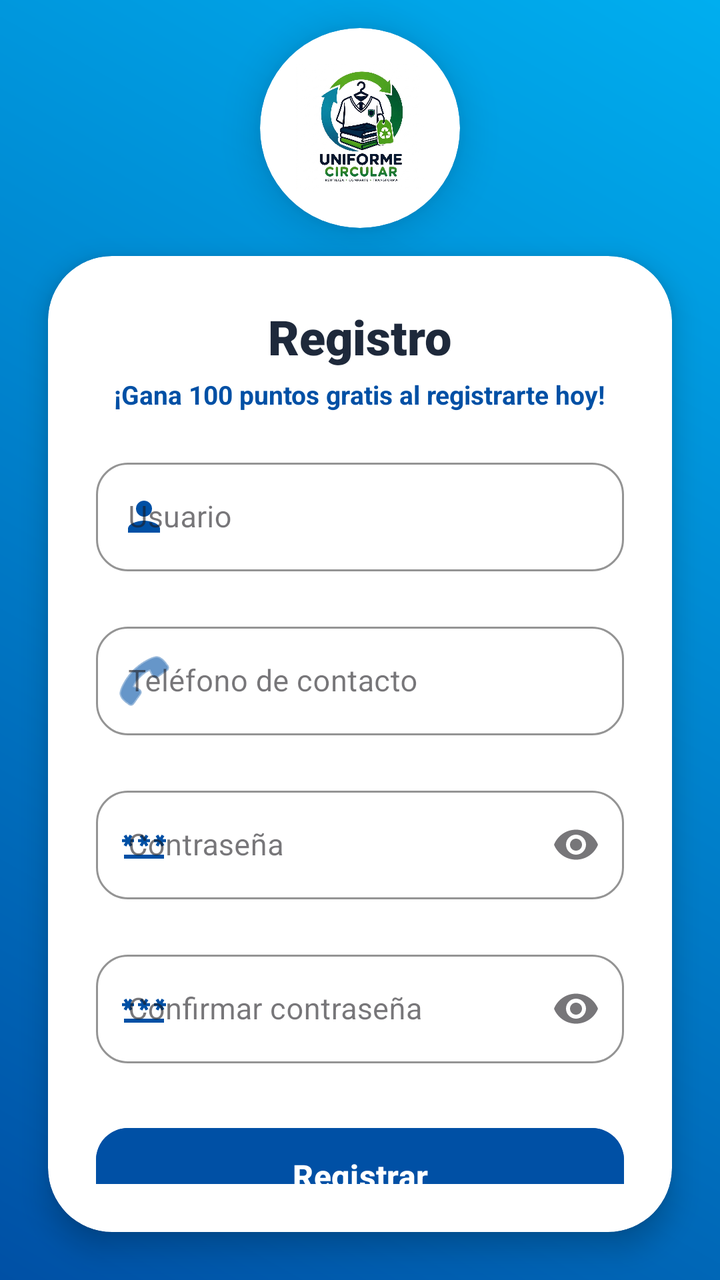
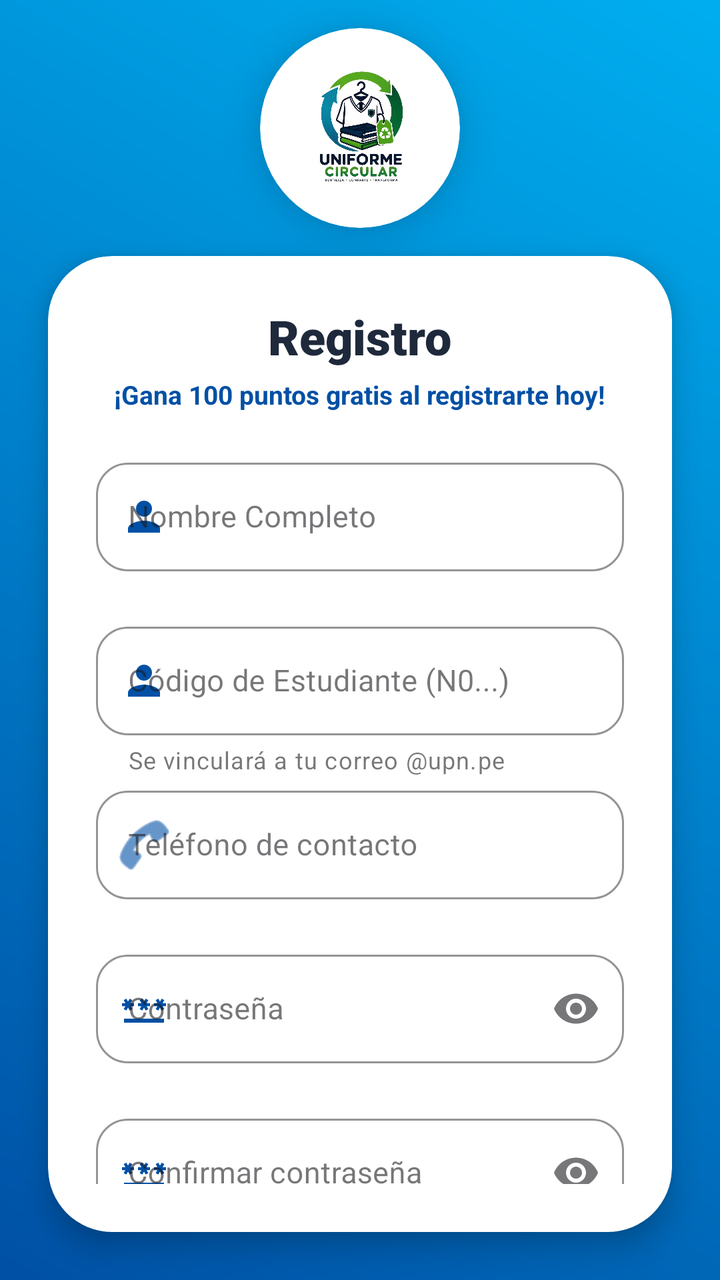

Two renders of the same Android screen: before a commit and after it. Below are the layout's source before the change and the commit's diff.
<!-- AndroidManifest.xml: application theme Theme.UniformeCircular -->
<!-- res/layout/activity_nuevo_registro.xml -->
<?xml version="1.0" encoding="utf-8"?>
<androidx.constraintlayout.widget.ConstraintLayout xmlns:android="http://schemas.android.com/apk/res/android"
    xmlns:app="http://schemas.android.com/apk/res-auto"
    xmlns:tools="http://schemas.android.com/tools"
    android:id="@+id/mainRegistro"
    android:layout_width="match_parent"
    android:layout_height="match_parent"
    android:background="@drawable/fondo_gradiente"
    android:clipChildren="false"
    android:clipToPadding="false"
    tools:context="com.example.uniformecircular.NuevoRegistro">

    
    <LinearLayout
        android:id="@+id/linearLayoutTop"
        android:layout_width="0dp"
        android:layout_height="0dp"
        android:gravity="center"
        android:orientation="vertical"
        android:clipChildren="false"
        android:clipToPadding="false"
        app:layout_constraintBottom_toTopOf="@id/linearLayoutBottom"
        app:layout_constraintEnd_toEndOf="parent"
        app:layout_constraintStart_toStartOf="parent"
        app:layout_constraintTop_toTopOf="parent"
        app:layout_constraintVertical_weight="1.0">

        <com.google.android.material.card.MaterialCardView
            android:id="@+id/imgLogoRegistro"
            android:layout_width="100dp"
            android:layout_height="100dp"
            app:cardCornerRadius="50dp"
            android:layout_gravity="center"
            android:transitionName="logo_shared"
            app:cardBackgroundColor="@color/white"
            app:cardElevation="12dp"
            app:strokeWidth="0dp">

            <ImageView
                android:layout_width="match_parent"
                android:layout_height="match_parent"
                android:contentDescription="@string/app_name"
                android:padding="18dp"
                android:scaleType="fitCenter"
                android:src="@drawable/logo_original" />
        </com.google.android.material.card.MaterialCardView>
    </LinearLayout>

    
    <LinearLayout
        android:id="@+id/linearLayoutBottom"
        android:layout_width="0dp"
        android:layout_height="0dp"
        android:orientation="vertical"
        android:clipChildren="false"
        android:clipToPadding="false"
        app:layout_constraintBottom_toBottomOf="parent"
        app:layout_constraintEnd_toEndOf="parent"
        app:layout_constraintStart_toStartOf="parent"
        app:layout_constraintTop_toBottomOf="@id/linearLayoutTop"
        app:layout_constraintVertical_weight="4.0">

        <com.google.android.material.card.MaterialCardView
            android:layout_width="match_parent"
            android:layout_height="wrap_content"
            android:layout_marginHorizontal="24dp"
            android:layout_marginBottom="24dp"
            app:cardBackgroundColor="@color/white"
            app:cardCornerRadius="32dp"
            app:cardElevation="8dp"
            app:strokeWidth="0dp">

            <LinearLayout
                android:layout_width="match_parent"
                android:layout_height="wrap_content"
                android:orientation="vertical"
                android:padding="24dp">

                <TextView
                    android:id="@+id/tvTitle"
                    android:layout_width="wrap_content"
                    android:layout_height="wrap_content"
                    android:layout_gravity="center"
                    android:text="@string/title_register"
                    android:textColor="@color/slate_800"
                    android:textSize="24sp"
                    android:fontFamily="sans-serif-black"
                    android:layout_marginBottom="4dp" />

                <TextView
                    android:id="@+id/subtituloRegistro"
                    android:layout_width="wrap_content"
                    android:layout_height="wrap_content"
                    android:layout_gravity="center"
                    android:text="@string/welcome_bonus_info"
                    android:textColor="@color/brand_blue"
                    android:textSize="13sp"
                    android:textStyle="bold"
                    android:layout_marginBottom="20dp"
                    android:gravity="center" />

                <androidx.core.widget.NestedScrollView
                    android:layout_width="match_parent"
                    android:layout_height="wrap_content"
                    android:maxHeight="380dp">

                    <LinearLayout
                        android:layout_width="match_parent"
                        android:layout_height="wrap_content"
                        android:orientation="vertical">

                        
                        <com.google.android.material.textfield.TextInputLayout
                            android:id="@+id/usuarioInputLayout"
                            style="@style/Widget.MaterialComponents.TextInputLayout.OutlinedBox"
                            android:layout_width="match_parent"
                            android:layout_height="wrap_content"
                            app:boxCornerRadiusBottomEnd="16dp"
                            app:boxCornerRadiusBottomStart="16dp"
                            app:boxCornerRadiusTopEnd="16dp"
                            app:boxCornerRadiusTopStart="16dp"
                            app:boxStrokeColor="@color/brand_blue"
                            app:startIconDrawable="@drawable/baseline_person_24"
                            app:startIconTint="@color/brand_blue"
                            android:hint="@string/hint_username"
                            app:hintTextColor="@color/brand_blue"
                            app:errorEnabled="true">

                            <com.google.android.material.textfield.TextInputEditText
                                android:id="@+id/usuario"
                                android:layout_width="match_parent"
                                android:layout_height="wrap_content"
                                android:inputType="textPersonName"
                                android:textColor="@color/slate_800"
                                android:textSize="15sp" />
                        </com.google.android.material.textfield.TextInputLayout>

                        
                        <com.google.android.material.textfield.TextInputLayout
                            android:id="@+id/phoneInputLayout"
                            style="@style/Widget.MaterialComponents.TextInputLayout.OutlinedBox"
                            android:layout_width="match_parent"
                            android:layout_height="wrap_content"
                            android:layout_marginTop="2dp"
                            app:boxCornerRadiusBottomEnd="16dp"
                            app:boxCornerRadiusBottomStart="16dp"
                            app:boxCornerRadiusTopEnd="16dp"
                            app:boxCornerRadiusTopStart="16dp"
                            app:boxStrokeColor="@color/brand_blue"
                            app:startIconDrawable="@android:drawable/ic_menu_call"
                            app:startIconTint="@color/brand_blue"
                            android:hint="@string/hint_phone"
                            app:hintTextColor="@color/brand_blue"
                            app:errorEnabled="true">

                            <com.google.android.material.textfield.TextInputEditText
                                android:id="@+id/telefono"
                                android:layout_width="match_parent"
                                android:layout_height="wrap_content"
                                android:inputType="phone"
                                android:textColor="@color/slate_800"
                                android:textSize="15sp" />
                        </com.google.android.material.textfield.TextInputLayout>

                        
                        <com.google.android.material.textfield.TextInputLayout
                            android:id="@+id/passwordInputLayout"
                            style="@style/Widget.MaterialComponents.TextInputLayout.OutlinedBox"
                            android:layout_width="match_parent"
                            android:layout_height="wrap_content"
                            android:layout_marginTop="2dp"
                            app:boxCornerRadiusBottomEnd="16dp"
                            app:boxCornerRadiusBottomStart="16dp"
                            app:boxCornerRadiusTopEnd="16dp"
                            app:boxCornerRadiusTopStart="16dp"
                            app:boxStrokeColor="@color/brand_blue"
                            app:startIconDrawable="@drawable/baseline_password_24"
                            app:startIconTint="@color/brand_blue"
                            app:endIconMode="password_toggle"
                            android:hint="@string/hint_password"
                            app:hintTextColor="@color/brand_blue"
                            app:errorEnabled="true">

                            <com.google.android.material.textfield.TextInputEditText
                                android:id="@+id/password"
                                android:layout_width="match_parent"
                                android:layout_height="wrap_content"
                                android:inputType="textPassword"
                                android:textColor="@color/slate_800"
                                android:textSize="15sp" />
                        </com.google.android.material.textfield.TextInputLayout>

                        
                        <com.google.android.material.textfield.TextInputLayout
                            android:id="@+id/repPasswordInputLayout"
                            style="@style/Widget.MaterialComponents.TextInputLayout.OutlinedBox"
                            android:layout_width="match_parent"
                            android:layout_height="wrap_content"
                            android:layout_marginTop="2dp"
                            app:boxCornerRadiusBottomEnd="16dp"
                            app:boxCornerRadiusBottomStart="16dp"
                            app:boxCornerRadiusTopEnd="16dp"
                            app:boxCornerRadiusTopStart="16dp"
                            app:boxStrokeColor="@color/brand_blue"
                            app:startIconDrawable="@drawable/baseline_password_24"
                            app:startIconTint="@color/brand_blue"
                            app:endIconMode="password_toggle"
                            android:hint="@string/hint_confirm_password"
                            app:hintTextColor="@color/brand_blue"
                            app:errorEnabled="true">

                            <com.google.android.material.textfield.TextInputEditText
                                android:id="@+id/rep_password"
                                android:layout_width="match_parent"
                                android:layout_height="wrap_content"
                                android:inputType="textPassword"
                                android:textColor="@color/slate_800"
                                android:textSize="15sp" />
                        </com.google.android.material.textfield.TextInputLayout>

                        
                        <com.google.android.material.button.MaterialButton
                            android:id="@+id/btnRegistrarUsuario"
                            android:layout_width="match_parent"
                            android:layout_height="56dp"
                            android:layout_marginTop="8dp"
                            android:backgroundTint="@color/brand_blue"
                            android:text="@string/btn_register"
                            android:textAllCaps="false"
                            android:textColor="@color/white"
                            android:textSize="16sp"
                            android:textStyle="bold"
                            app:cornerRadius="16dp"
                            app:elevation="4dp" />

                        
                        <com.google.android.material.button.MaterialButton
                            android:id="@+id/btnVolverLogin"
                            style="@style/Widget.MaterialComponents.Button.TextButton"
                            android:layout_width="match_parent"
                            android:layout_height="wrap_content"
                            android:layout_marginTop="8dp"
                            android:text="@string/btn_back_to_login"
                            android:textAllCaps="false"
                            android:textColor="@color/brand_blue"
                            android:textSize="14sp"
                            android:textStyle="bold" />

                    </LinearLayout>
                </androidx.core.widget.NestedScrollView>
            </LinearLayout>
        </com.google.android.material.card.MaterialCardView>

        
        <TextView
            android:layout_width="wrap_content"
            android:layout_height="wrap_content"
            android:layout_gravity="center"
            android:text="@string/login_footer_slogan"
            android:textColor="@color/white"
            android:textSize="12sp"
            android:alpha="0.8" />
    </LinearLayout>

</androidx.constraintlayout.widget.ConstraintLayout>
<!-- resources referenced by this layout -->
<resources>
  <color name="brand_blue">#0050A5</color>
  <color name="slate_800">#1E293B</color>
  <color name="white">#FFFFFFFF</color>
  <!-- drawable baseline_password_24 (drawable) -->
  <vector xmlns:android="http://schemas.android.com/apk/res/android" android:height="24dp" android:tint="#000000" android:viewportHeight="24" android:viewportWidth="24" android:width="24dp">
        
      <path android:fillColor="@android:color/white"
          android:pathData="M2,17h20v2H2V17zM3.15,12.95L4,11.47l0.85,1.48l1.3,-0.75L5.3,10.72H7v-1.5H5.3l0.85,-1.47L4.85,7L4,8.47L3.15,7l-1.3,0.75L2.7,9.22H1v1.5h1.7L1.85,12.2L3.15,12.95zM9.85,12.2l1.3,0.75L12,11.47l0.85,1.48l1.3,-0.75l-0.85,-1.48H15v-1.5h-1.7l0.85,-1.47L12.85,7L12,8.47L11.15,7l-1.3,0.75l0.85,1.47H9v1.5h1.7L9.85,12.2zM23,9.22h-1.7l0.85,-1.47L20.85,7L20,8.47L19.15,7l-1.3,0.75l0.85,1.47H17v1.5h1.7l-0.85,1.48l1.3,0.75L20,11.47l0.85,1.48l1.3,-0.75l-0.85,-1.48H23V9.22z"/>
      
  </vector>
  <!-- drawable baseline_person_24 (drawable) -->
  <vector xmlns:android="http://schemas.android.com/apk/res/android" android:height="24dp" android:tint="#000000" android:viewportHeight="24" android:viewportWidth="24" android:width="24dp">
        
      <path android:fillColor="@android:color/white" android:pathData="M12,12c2.21,0 4,-1.79 4,-4s-1.79,-4 -4,-4 -4,1.79 -4,4 1.79,4 4,4zM12,14c-2.67,0 -8,1.34 -8,4v2h16v-2c0,-2.66 -5.33,-4 -8,-4z"/>
      
  </vector>
  <!-- drawable fondo_gradiente (drawable) -->
  <?xml version="1.0" encoding="utf-8"?>
  <shape xmlns:android="http://schemas.android.com/apk/res/android"
      android:shape="rectangle">
      <gradient
          android:angle="45"
          android:endColor="#00AEEF"
          android:startColor="#0050A5"
          android:type="linear" />
  </shape>
  <!-- drawable logo_original: png bitmap (drawable, 764537 bytes) -->
  <string name="app_name">UNIFORME CIRCULAR</string>
  <string name="btn_back_to_login">Volver al Login</string>
  <string name="btn_register">Registrar</string>
  <string name="hint_confirm_password">Confirmar contraseña</string>
  <string name="hint_password">Contraseña</string>
  <string name="hint_phone">Teléfono de contacto</string>
  <string name="hint_username">Usuario</string>
  <string name="login_footer_slogan">Unidos por un campus sostenible</string>
  <string name="title_register">Registro</string>
  <string name="welcome_bonus_info">¡Gana 100 puntos gratis al registrarte hoy!</string>
  <style name="Theme.UniformeCircular" parent="Base.Theme.UniformeCircular">
          <item name="windowActionBar">false</item>
          <item name="windowNoTitle">true</item>
          <item name="android:windowActivityTransitions">true</item>
          <item name="android:windowContentTransitions">true</item>
  
          
          <item name="android:windowDrawsSystemBarBackgrounds">true</item>
          <item name="android:statusBarColor">@android:color/transparent</item>
          <item name="android:navigationBarColor">@android:color/transparent</item>
          <item name="android:windowTranslucentStatus">false</item>
          <item name="android:windowTranslucentNavigation">false</item>
  
          
          <item name="android:textColorHint">@color/hint_color</item>
      </style>
  <style name="Base.Theme.UniformeCircular" parent="Theme.Material3.Light.NoActionBar">
  
      </style>
  <color name="hint_color">#616161</color>
</resources>

<!-- the commit's change to res/layout/activity_nuevo_registro.xml (unified diff, before → after) -->
@@ -108,6 +108,32 @@
                         android:layout_width="match_parent"
                         android:layout_height="wrap_content"
                         android:orientation="vertical">
+NN
+                        
+                        <com.google.android.material.textfield.TextInputLayout
+                            android:id="@+id/nombreInputLayout"
+                            style="@style/Widget.MaterialComponents.TextInputLayout.OutlinedBox"
+                            android:layout_width="match_parent"
+                            android:layout_height="wrap_content"
+                            app:boxCornerRadiusBottomEnd="16dp"
+                            app:boxCornerRadiusBottomStart="16dp"
+                            app:boxCornerRadiusTopEnd="16dp"
+                            app:boxCornerRadiusTopStart="16dp"
+                            app:boxStrokeColor="@color/brand_blue"
+                            app:startIconDrawable="@drawable/baseline_person_24"
+                            app:startIconTint="@color/brand_blue"
+                            android:hint="@string/hint_full_name"
+                            app:hintTextColor="@color/brand_blue"
+                            app:errorEnabled="true">
+
+                            <com.google.android.material.textfield.TextInputEditText
+                                android:id="@+id/nombre"
+                                android:layout_width="match_parent"
+                                android:layout_height="wrap_content"
+                                android:inputType="textCapWords|textPersonName"
+                                android:textColor="@color/slate_800"
+                                android:textSize="15sp" />
+                        </com.google.android.material.textfield.TextInputLayout>
 
                         
                         <com.google.android.material.textfield.TextInputLayout
@@ -115,6 +141,7 @@
                             style="@style/Widget.MaterialComponents.TextInputLayout.OutlinedBox"
                             android:layout_width="match_parent"
                             android:layout_height="wrap_content"
+                            android:layout_marginTop="2dp"
                             app:boxCornerRadiusBottomEnd="16dp"
                             app:boxCornerRadiusBottomStart="16dp"
                             app:boxCornerRadiusTopEnd="16dp"
@@ -124,6 +151,8 @@
                             app:startIconTint="@color/brand_blue"
                             android:hint="@string/hint_username"
                             app:hintTextColor="@color/brand_blue"
+                            app:helperText="@string/helper_text_username"
+                            app:helperTextEnabled="true"
                             app:errorEnabled="true">
 
                             <com.google.android.material.textfield.TextInputEditText
<!-- resource entries referenced after the edit -->
@@ -30,10 +30,12 @@
   <string name="app_name">UNIFORME CIRCULAR</string>
   <string name="btn_back_to_login">Volver al Login</string>
   <string name="btn_register">Registrar</string>
+  <string name="helper_text_username">Se vinculará a tu correo @upn.pe</string>
   <string name="hint_confirm_password">Confirmar contraseña</string>
+  <string name="hint_full_name">Nombre Completo</string>
   <string name="hint_password">Contraseña</string>
   <string name="hint_phone">Teléfono de contacto</string>
-  <string name="hint_username">Usuario</string>
+  <string name="hint_username">Código de Estudiante (N0...)</string>
   <string name="login_footer_slogan">Unidos por un campus sostenible</string>
   <string name="title_register">Registro</string>
   <string name="welcome_bonus_info">¡Gana 100 puntos gratis al registrarte hoy!</string>
